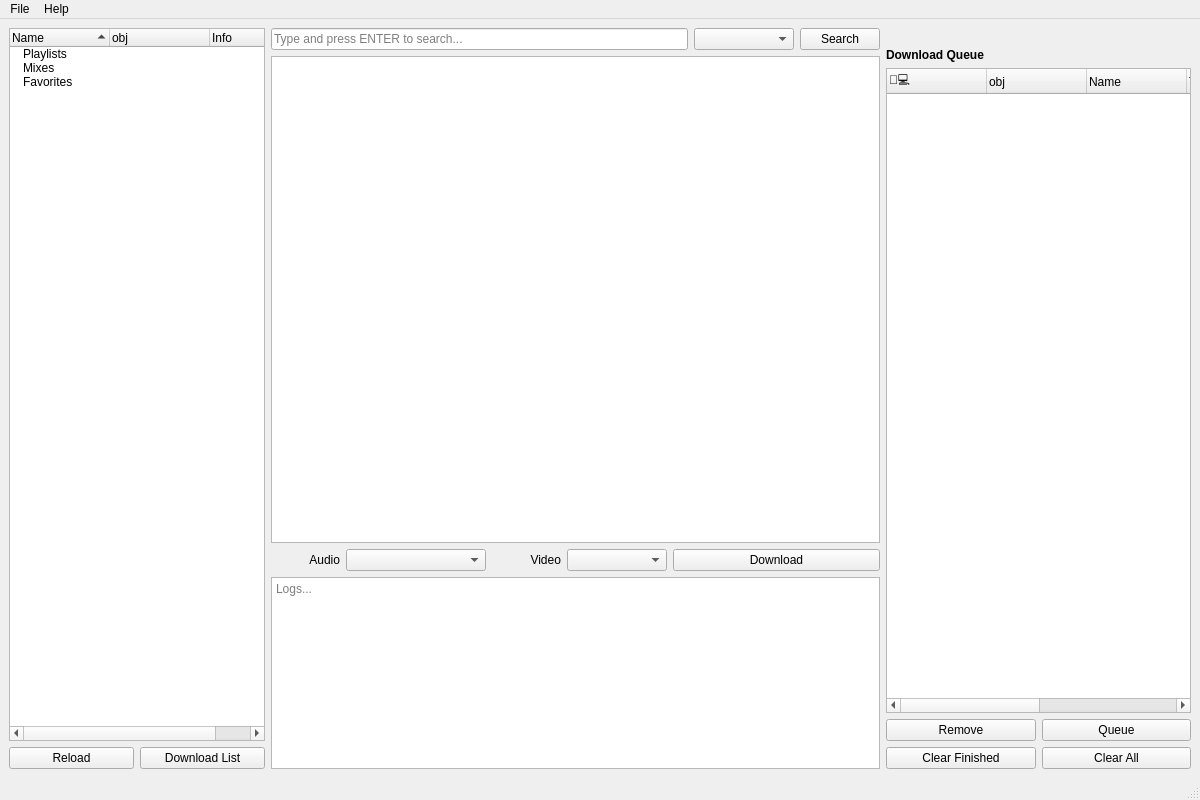
exislow/tidal-dl-ng, file tidal_dl_ng/ui/main.ui: the form before one commit.
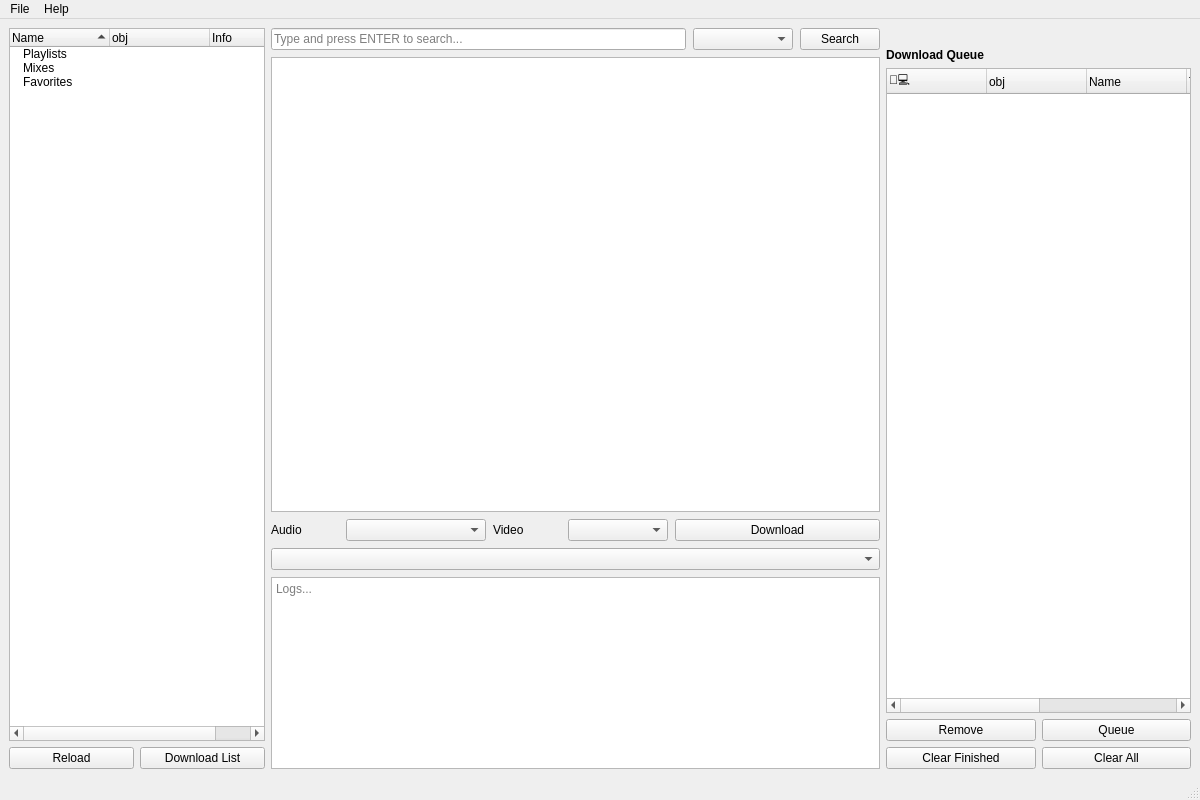
The form after the commit. Icons and pictures are not drawn.

Diff of the .ui file:
```diff
--- a/tidal_dl_ng/ui/main.ui
+++ b/tidal_dl_ng/ui/main.ui
@@ -195,9 +195,9 @@
      </layout>
     </item>
     <item>
-     <layout class="QVBoxLayout" name="lv_search_result" stretch="0,0,0,0">
+     <layout class="QVBoxLayout" name="lv_search_result" stretch="0,0,0,0,0">
       <property name="spacing">
-       <number>-1</number>
+       <number>7</number>
       </property>
       <item>
        <layout class="QHBoxLayout" name="lh_search">
@@ -262,7 +262,7 @@
            <string notr="true"/>
           </property>
           <property name="sizeAdjustPolicy">
-           <enum>QComboBox::SizeAdjustPolicy::AdjustToContentsOnFirstShow</enum>
+           <enum>QComboBox::AdjustToContents</enum>
           </property>
           <property name="placeholderText">
            <string notr="true"/>
@@ -340,9 +340,6 @@
           <property name="text">
            <string notr="true">Audio</string>
           </property>
-          <property name="alignment">
-           <set>Qt::AlignmentFlag::AlignRight|Qt::AlignmentFlag::AlignTrailing|Qt::AlignmentFlag::AlignVCenter</set>
-          </property>
          </widget>
         </item>
         <item>
@@ -372,10 +369,7 @@
            <string notr="true"/>
           </property>
           <property name="sizeAdjustPolicy">
-           <enum>QComboBox::SizeAdjustPolicy::AdjustToContentsOnFirstShow</enum>
-          </property>
-          <property name="placeholderText">
-           <string notr="true"/>
+           <enum>QComboBox::AdjustToContents</enum>
           </property>
           <property name="frame">
            <bool>true</bool>
@@ -402,9 +396,6 @@
           <property name="text">
            <string notr="true">Video</string>
           </property>
-          <property name="alignment">
-           <set>Qt::AlignmentFlag::AlignRight|Qt::AlignmentFlag::AlignTrailing|Qt::AlignmentFlag::AlignVCenter</set>
-          </property>
          </widget>
         </item>
         <item>
@@ -434,7 +425,7 @@
            <string notr="true"/>
           </property>
           <property name="sizeAdjustPolicy">
-           <enum>QComboBox::SizeAdjustPolicy::AdjustToContentsOnFirstShow</enum>
+           <enum>QComboBox::AdjustToContents</enum>
           </property>
           <property name="placeholderText">
            <string notr="true"/>
@@ -468,6 +459,9 @@
         </item>
        </layout>
       </item>
+      <item>
+       <widget class="QComboBox" name="comboBox"/>
+      </item>
       <item>
        <widget class="QPlainTextEdit" name="te_debug">
         <property name="enabled">
```
Left out of the diff: 40 changed lines with no effect on the pictures.
